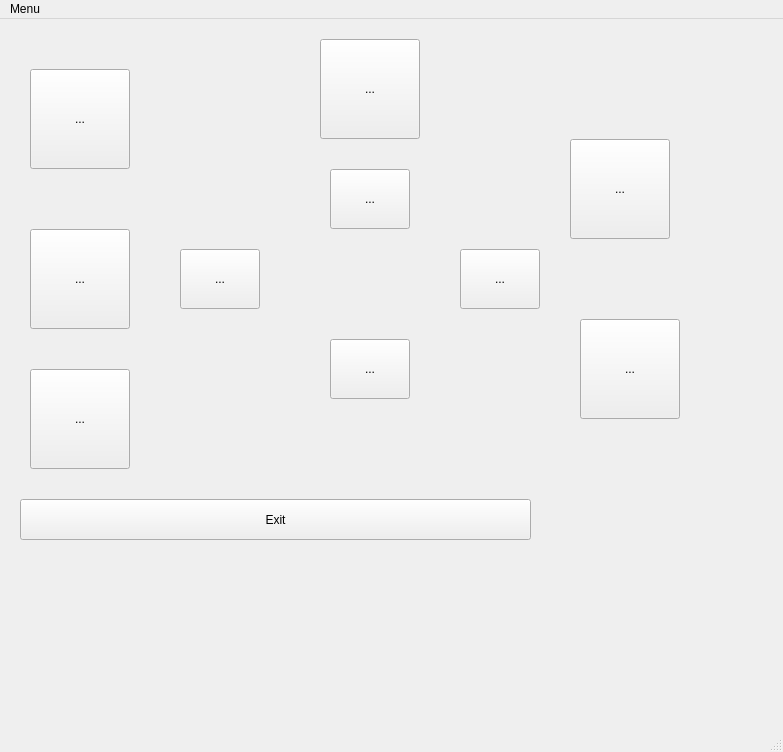
This is topo.ui in koppd/mt as Qt 5 draws it before an edit. The edited form follows.
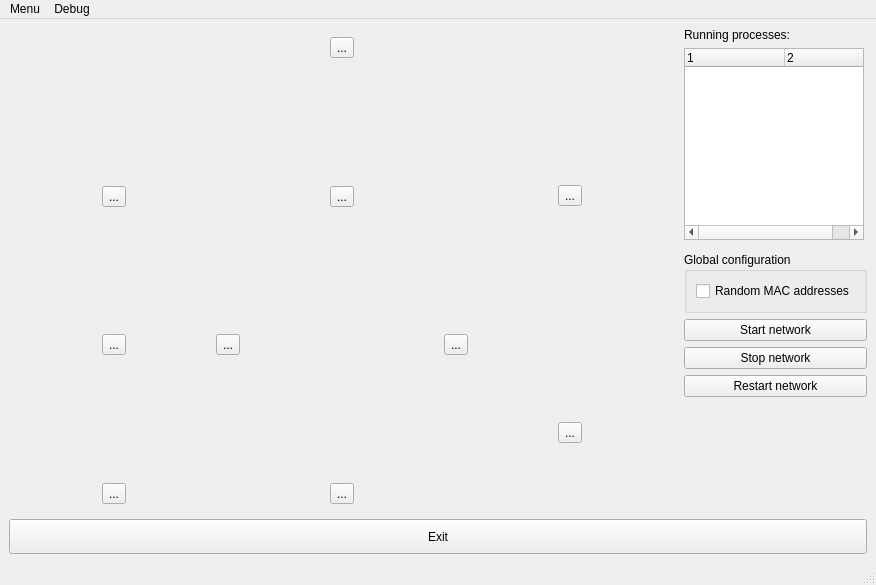
This is the edited form. Icons and pictures are not drawn.

Commit message: GUI: Mainwindow und Node configuration

Patch:
```diff
--- a/topo.ui
+++ b/topo.ui
@@ -6,101 +6,99 @@
    <rect>
     <x>0</x>
     <y>0</y>
-    <width>783</width>
-    <height>752</height>
+    <width>876</width>
+    <height>585</height>
    </rect>
   </property>
   <property name="windowTitle">
    <string>MainWindow</string>
   </property>
   <widget class="QWidget" name="centralwidget">
+   <layout class="QGridLayout" name="gridLayout_2">
+    <item row="1" column="1">
+     <widget class="QTreeWidget" name="runningServices">
+      <property name="minimumSize">
+       <size>
+        <width>180</width>
+        <height>0</height>
+       </size>
+      </property>
+      <property name="maximumSize">
+       <size>
+        <width>180</width>
+        <height>16777215</height>
+       </size>
+      </property>
+      <property name="autoExpandDelay">
+       <number>13</number>
+      </property>
+      <property name="allColumnsShowFocus">
+       <bool>true</bool>
+      </property>
+      <property name="columnCount">
+       <number>2</number>
+      </property>
+      <attribute name="headerDefaultSectionSize">
+       <number>100</number>
+      </attribute>
+      <attribute name="headerMinimumSectionSize">
+       <number>100</number>
+      </attribute>
+      <column>
+       <property name="text">
+        <string notr="true">1</string>
+       </property>
+      </column>
+      <column>
+       <property name="text">
+        <string notr="true">2</string>
+       </property>
+      </column>
+     </widget>
+    </item>
+    <item row="0" column="1">
+     <widget class="QLabel" name="label">
+      <property name="text">
+       <string>Running processes:</string>
+      </property>
+     </widget>
+    </item>
+    <item row="6" column="1">
+     <widget class="QPushButton" name="pushButton_3">
+      <property name="text">
+       <string>Restart network</string>
+      </property>
+     </widget>
+    </item>
+    <item row="5" column="1">
+     <widget class="QPushButton" name="pushButton_2">
+      <property name="text">
+       <string>Stop network</string>
+      </property>
+     </widget>
+    </item>
+    <item row="0" column="0" rowspan="8">
    <widget class="QWidget" name="TopoArea" native="true">
-    <property name="geometry">
-     <rect>
-      <x>10</x>
-      <y>10</y>
-      <width>711</width>
-      <height>461</height>
-     </rect>
-    </property>
-    <widget class="QToolButton" name="Host06">
-     <property name="geometry">
-      <rect>
-       <x>570</x>
-       <y>290</y>
-       <width>100</width>
-       <height>100</height>
-      </rect>
-     </property>
-     <property name="text">
-      <string>...</string>
-     </property>
-     <property name="icon">
-      <iconset>
-       <normaloff>picture/computer.svg</normaloff>picture/computer.svg</iconset>
-     </property>
-     <property name="iconSize">
-      <size>
-       <width>80</width>
-       <height>80</height>
-      </size>
-     </property>
-    </widget>
-    <widget class="QToolButton" name="Host02">
-     <property name="geometry">
-      <rect>
-       <x>20</x>
-       <y>200</y>
-       <width>100</width>
-       <height>100</height>
-      </rect>
-     </property>
-     <property name="text">
-      <string>...</string>
-     </property>
-     <property name="icon">
-      <iconset>
-       <normaloff>picture/computer.svg</normaloff>picture/computer.svg</iconset>
-     </property>
-     <property name="iconSize">
-      <size>
-       <width>80</width>
-       <height>80</height>
-      </size>
-     </property>
-    </widget>
-    <widget class="QToolButton" name="Router02">
-     <property name="geometry">
-      <rect>
-       <x>320</x>
-       <y>140</y>
-       <width>80</width>
-       <height>60</height>
-      </rect>
-     </property>
-     <property name="text">
-      <string>...</string>
-     </property>
-     <property name="icon">
-      <iconset>
-       <normaloff>picture/router-symbol.svg</normaloff>picture/router-symbol.svg</iconset>
-     </property>
-     <property name="iconSize">
-      <size>
-       <width>80</width>
-       <height>80</height>
-      </size>
-     </property>
-    </widget>
+      <layout class="QGridLayout" name="gridLayout">
+       <item row="0" column="2">
     <widget class="QToolButton" name="Host04">
-     <property name="geometry">
-      <rect>
-       <x>310</x>
-       <y>10</y>
-       <width>100</width>
-       <height>100</height>
-      </rect>
-     </property>
+         <property name="text">
+          <string>...</string>
+         </property>
+         <property name="icon">
+          <iconset>
+           <normaloff>picture/computer.svg</normaloff>picture/computer.svg</iconset>
+         </property>
+         <property name="iconSize">
+          <size>
+           <width>80</width>
+           <height>80</height>
+          </size>
+         </property>
+        </widget>
+       </item>
+       <item row="1" column="4" rowspan="3">
+        <widget class="QToolButton" name="Host05">
      <property name="text">
       <string>...</string>
      </property>
@@ -115,15 +113,43 @@
       </size>
      </property>
     </widget>
+       </item>
+       <item row="2" column="2">
+        <widget class="QToolButton" name="Router02">
+         <property name="text">
+          <string>...</string>
+         </property>
+         <property name="icon">
+          <iconset>
+           <normaloff>picture/router-symbol.svg</normaloff>picture/router-symbol.svg</iconset>
+         </property>
+         <property name="iconSize">
+          <size>
+           <width>80</width>
+           <height>80</height>
+          </size>
+         </property>
+        </widget>
+       </item>
+       <item row="3" column="0" rowspan="3">
+        <widget class="QToolButton" name="Host02">
+         <property name="text">
+          <string>...</string>
+         </property>
+         <property name="icon">
+          <iconset>
+           <normaloff>picture/computer.svg</normaloff>picture/computer.svg</iconset>
+         </property>
+         <property name="iconSize">
+          <size>
+           <width>80</width>
+           <height>80</height>
+          </size>
+         </property>
+        </widget>
+       </item>
+       <item row="4" column="1">
     <widget class="QToolButton" name="Router01">
-     <property name="geometry">
-      <rect>
-       <x>170</x>
-       <y>220</y>
-       <width>80</width>
-       <height>60</height>
-      </rect>
-     </property>
      <property name="text">
       <string>...</string>
      </property>
@@ -138,15 +164,9 @@
       </size>
      </property>
     </widget>
+       </item>
+       <item row="4" column="3">
     <widget class="QToolButton" name="Router03">
-     <property name="geometry">
-      <rect>
-       <x>450</x>
-       <y>220</y>
-       <width>80</width>
-       <height>60</height>
-      </rect>
-     </property>
      <property name="text">
       <string>...</string>
      </property>
@@ -161,15 +181,9 @@
       </size>
      </property>
     </widget>
-    <widget class="QToolButton" name="Host05">
-     <property name="geometry">
-      <rect>
-       <x>560</x>
-       <y>110</y>
-       <width>100</width>
-       <height>100</height>
-      </rect>
-     </property>
+       </item>
+       <item row="5" column="4" rowspan="2">
+        <widget class="QToolButton" name="Host06">
      <property name="text">
       <string>...</string>
      </property>
@@ -184,15 +198,9 @@
       </size>
      </property>
     </widget>
+       </item>
+       <item row="6" column="0">
     <widget class="QToolButton" name="Host03">
-     <property name="geometry">
-      <rect>
-       <x>20</x>
-       <y>340</y>
-       <width>100</width>
-       <height>100</height>
-      </rect>
-     </property>
      <property name="text">
       <string>...</string>
      </property>
@@ -207,38 +215,9 @@
       </size>
      </property>
     </widget>
-    <widget class="QToolButton" name="Host01">
-     <property name="geometry">
-      <rect>
-       <x>20</x>
-       <y>40</y>
-       <width>100</width>
-       <height>100</height>
-      </rect>
-     </property>
-     <property name="text">
-      <string>...</string>
-     </property>
-     <property name="icon">
-      <iconset>
-       <normaloff>picture/computer.svg</normaloff>picture/computer.svg</iconset>
-     </property>
-     <property name="iconSize">
-      <size>
-       <width>80</width>
-       <height>80</height>
-      </size>
-     </property>
-    </widget>
+       </item>
+       <item row="6" column="2">
     <widget class="QToolButton" name="Router04">
-     <property name="geometry">
-      <rect>
-       <x>320</x>
-       <y>310</y>
-       <width>80</width>
-       <height>60</height>
-      </rect>
-     </property>
      <property name="text">
       <string>...</string>
      </property>
@@ -253,27 +232,84 @@
       </size>
      </property>
     </widget>
-   </widget>
+       </item>
+       <item row="2" column="0">
+        <widget class="QToolButton" name="Host01">
+         <property name="text">
+          <string>...</string>
+         </property>
+         <property name="icon">
+          <iconset>
+           <normaloff>picture/computer.svg</normaloff>picture/computer.svg</iconset>
+         </property>
+         <property name="iconSize">
+          <size>
+           <width>80</width>
+           <height>80</height>
+          </size>
+         </property>
+        </widget>
+       </item>
+      </layout>
+     </widget>
+    </item>
+    <item row="3" column="1">
+     <widget class="QGroupBox" name="groupBox">
+      <property name="title">
+       <string>Global configuration</string>
+      </property>
+      <layout class="QVBoxLayout" name="verticalLayout">
+       <item>
+        <widget class="QCheckBox" name="checkBox">
+         <property name="text">
+          <string>Random MAC addresses</string>
+         </property>
+        </widget>
+       </item>
+      </layout>
+     </widget>
+    </item>
+    <item row="4" column="1">
+     <widget class="QPushButton" name="pushButton">
+      <property name="text">
+       <string>Start network</string>
+      </property>
+     </widget>
+    </item>
+    <item row="7" column="1">
+     <spacer name="verticalSpacer">
+      <property name="orientation">
+       <enum>Qt::Vertical</enum>
+      </property>
+      <property name="sizeHint" stdset="0">
+       <size>
+        <width>20</width>
+        <height>40</height>
+       </size>
+      </property>
+     </spacer>
+    </item>
+    <item row="8" column="0" colspan="2">
    <widget class="QPushButton" name="pbExit">
-    <property name="geometry">
-     <rect>
-      <x>20</x>
-      <y>480</y>
-      <width>511</width>
-      <height>41</height>
-     </rect>
+      <property name="minimumSize">
+       <size>
+        <width>0</width>
+        <height>35</height>
+       </size>
     </property>
     <property name="text">
      <string>Exit</string>
     </property>
    </widget>
+    </item>
+   </layout>
   </widget>
   <widget class="QMenuBar" name="menubar">
    <property name="geometry">
     <rect>
      <x>0</x>
      <y>0</y>
-     <width>783</width>
+     <width>876</width>
      <height>20</height>
     </rect>
    </property>
@@ -283,7 +319,14 @@
     </property>
     <addaction name="actionExit"/>
    </widget>
+   <widget class="QMenu" name="menuDebug">
+    <property name="title">
+     <string>Debug</string>
+    </property>
+    <addaction name="actionCheck_configuration"/>
+   </widget>
    <addaction name="menuMenu"/>
+   <addaction name="menuDebug"/>
   </widget>
   <widget class="QStatusBar" name="statusbar"/>
   <action name="actionExit">
```
Left out of the diff: 5 changed lines with no effect on the pictures. Lines whose indentation alone changed are shown as unchanged. The commit also changes 2 other files.
